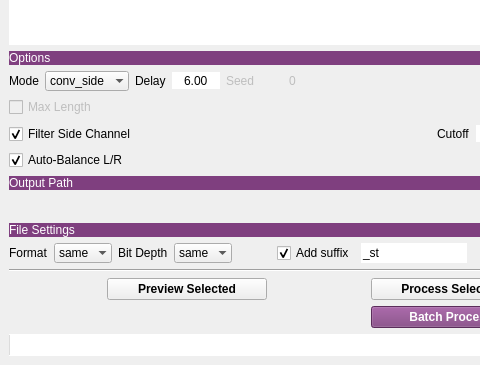
First picture: the form in tools/UI/st_tool.ui, repository robotmitchum/sample_tools, before the edit; both pictures show x 0 to 480 and y 235 to 600 of the 640 by 600 pixel window.
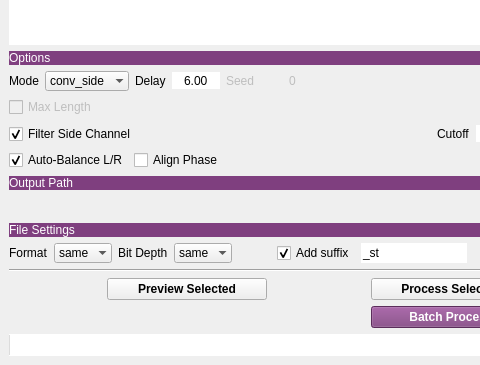
Second picture: the form after the edit.

Commit message: - refactoring - Added phase align to st_tool

What changed in the file:
```diff
--- a/tools/UI/st_tool.ui
+++ b/tools/UI/st_tool.ui
@@ -495,6 +495,21 @@
     <item>
      <layout class="QHBoxLayout" name="balance_lyt">
       <item>
+       <widget class="QWidget" name="balance_wid" native="true">
+        <layout class="QHBoxLayout" name="horizontalLayout">
+         <property name="leftMargin">
+          <number>0</number>
+         </property>
+         <property name="topMargin">
+          <number>0</number>
+         </property>
+         <property name="rightMargin">
+          <number>0</number>
+         </property>
+         <property name="bottomMargin">
+          <number>0</number>
+         </property>
+         <item>
        <widget class="QCheckBox" name="balance_cb">
         <property name="toolTip">
          <string>Rebalance left and right channel so audio feels centered
@@ -506,6 +521,21 @@
         <property name="checked">
          <bool>true</bool>
         </property>
+          </widget>
+         </item>
+         <item>
+          <widget class="QCheckBox" name="align_phase_cb">
+           <property name="toolTip">
+            <string>Align phase of L/R channels
+May improve centering
+non-reversible</string>
+           </property>
+           <property name="text">
+            <string>Align Phase</string>
+           </property>
+          </widget>
+         </item>
+        </layout>
        </widget>
       </item>
       <item>
```
Lines whose indentation alone changed are shown as unchanged. The commit also changes 7 other files.
